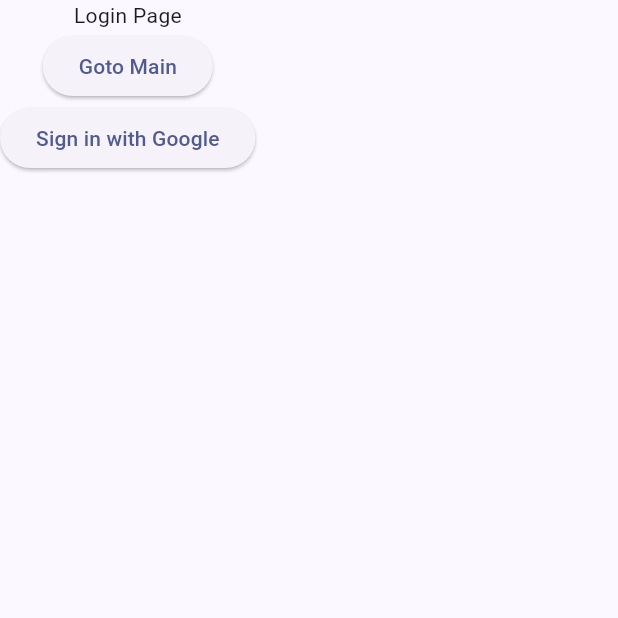
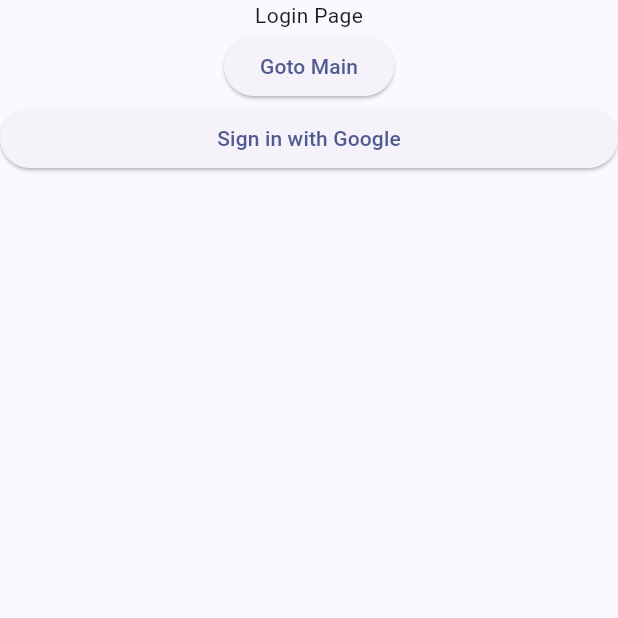
Before and after one commit to causyj/SOCDOC-Flutter, a Flutter app: the screen it shows after launch, on a phone screen of 412 x 824 dp, the top half of it. Run offline on Flutter 3.47's test engine with Material 2 defaults, Android fonts, the phone set to English and light mode, and no system bars; our stand-ins replace firebase_auth, firebase_core, google_sign_in; accounts and stored records are empty; generated files the repository leaves out were written again.

Commit message:
Update Login Page : Adjust Login Button Width

```diff
--- a/lib/Pages/LoginPage.dart
+++ b/lib/Pages/LoginPage.dart
@@ -76,17 +76,23 @@ class _LoginButtons extends StatelessWidget {
   Widget build(BuildContext context) {
     return Column(
       children: [
-        ElevatedButton(
+        SizedBox(
+          width: double.infinity,
+          child: ElevatedButton(
             child: const Text("Sign in with Google"),
             onPressed: (){
               tryGoogleLogin();
             }
           ),
-        Platform.isIOS ? ElevatedButton(
+        ),
+        Platform.isIOS ? SizedBox(
+          width: double.infinity,
+          child: ElevatedButton(
             child: const Text("Sign in with Apple"),
             onPressed: (){
               tryAppleLogin();
             }
+          ),
         ):const SizedBox.shrink()
       ]
     );
```
Lines whose indentation alone changed are shown as unchanged.
